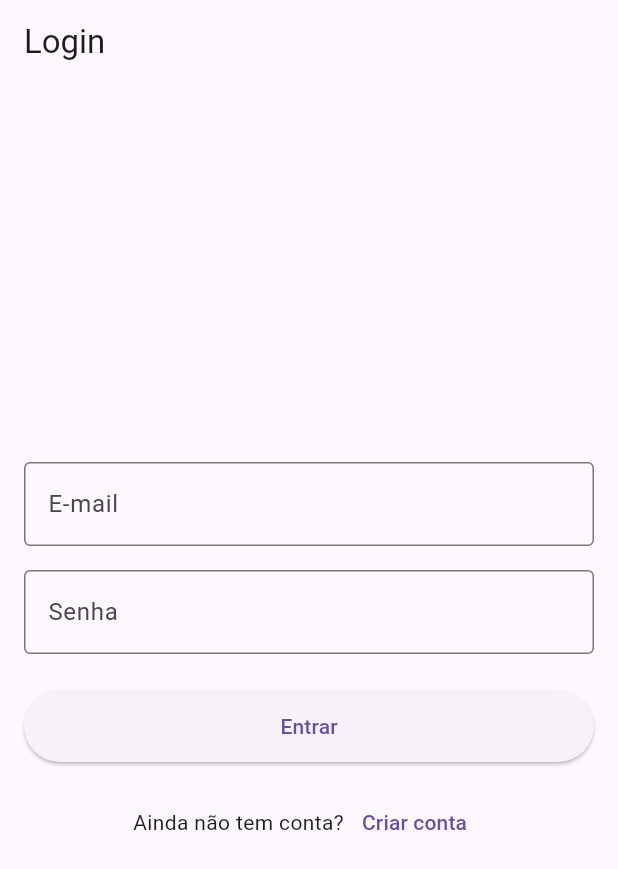
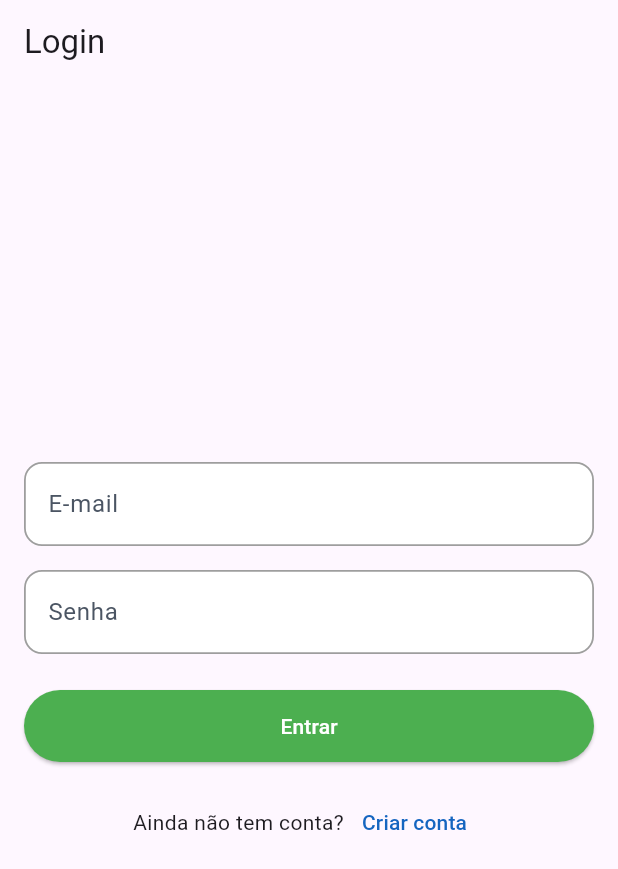
Before and after one commit to MarinaPI-S5/frontend, a Flutter app: the screen it shows after launch, on a phone screen of 412 x 824 dp. Shown: the top 869 px of the screen. Run offline on Flutter 3.47's test engine with Material 3 defaults, Android fonts, the phone set to English and light mode, and no system bars; our stand-ins replace dio, file_picker, flutter_secure_storage, font_awesome_flutter, mask_text_input_formatter.

Commit message:
ajustes visuais

```diff
--- a/lib/views/pages/agendamento_page.dart
+++ b/lib/views/pages/agendamento_page.dart
@@ -198,7 +198,7 @@ class _AgendamentoPageState extends State<AgendamentoPage> {
 
                 // Valor Total Dinâmico
                 Text(
-                  'VALOR TOTAL: R${_viewModel.valorTotal.toStringAsFixed(2).replaceAll('.', ',')}',
+                  "VALOR TOTAL: R\$ ${_viewModel.valorTotal.toStringAsFixed(2).replaceAll('.', ',')}",
                   style: const TextStyle(
                     fontSize: 18,
                     fontWeight: FontWeight.bold,
--- a/lib/views/pages/homeLogin_page.dart
+++ b/lib/views/pages/homeLogin_page.dart
@@ -19,6 +19,15 @@ class _LoginPageState extends State<LoginPage> {
 
   bool _isLoading = false;
   String? _errorMessage;
+
+  static const Color _boxFillColor = Color(0xFFFFFFFF);
+  static const Color _borderColor = Color(0xFF9E9E9E);
+  static const Color _focusedBorderColor = Color(0xFF1565C0);
+  static const Color _textColor = Color(0xFF111827);
+  static const Color _labelColor = Color(0xFF4B5563);
+  static const Color _primaryButtonColor = Colors.green;
+  static const Color _primaryButtonTextColor = Colors.white;
+  static const Color _secondaryTextColor = Color(0xFF1565C0);
 
   @override
   void dispose() {
@@ -62,6 +71,32 @@ class _LoginPageState extends State<LoginPage> {
     );
   }
 
+  InputDecoration _inputDecoration({required String label}) {
+    return InputDecoration(
+      labelText: label,
+      labelStyle: const TextStyle(color: _labelColor),
+      floatingLabelStyle: const TextStyle(color: _focusedBorderColor),
+      filled: true,
+      fillColor: _boxFillColor,
+      enabledBorder: OutlineInputBorder(
+        borderRadius: BorderRadius.circular(12),
+        borderSide: const BorderSide(color: _borderColor, width: 1.2),
+      ),
+      focusedBorder: OutlineInputBorder(
+        borderRadius: BorderRadius.circular(12),
+        borderSide: const BorderSide(color: _focusedBorderColor, width: 2),
+      ),
+      errorBorder: OutlineInputBorder(
+        borderRadius: BorderRadius.circular(12),
+        borderSide: const BorderSide(color: Colors.red, width: 1.5),
+      ),
+      focusedErrorBorder: OutlineInputBorder(
+        borderRadius: BorderRadius.circular(12),
+        borderSide: const BorderSide(color: Colors.red, width: 2),
+      ),
+    );
+  }
+
   @override
   Widget build(BuildContext context) {
     return Scaffold(
@@ -77,20 +112,18 @@ class _LoginPageState extends State<LoginPage> {
                 TextFormField(
                   controller: _emailController,
                   keyboardType: TextInputType.emailAddress,
-                  decoration: const InputDecoration(
-                    labelText: 'E-mail',
-                    border: OutlineInputBorder(),
-                  ),
+                  style: const TextStyle(color: _textColor, fontSize: 16),
+                  cursorColor: _focusedBorderColor,
+                  decoration: _inputDecoration(label: 'E-mail'),
                   validator: _viewModel.validateEmail,
                 ),
                 const SizedBox(height: 16),
                 TextFormField(
                   controller: _passwordController,
                   obscureText: true,
-                  decoration: const InputDecoration(
-                    labelText: 'Senha',
-                    border: OutlineInputBorder(),
-                  ),
+                  style: const TextStyle(color: _textColor, fontSize: 16),
+                  cursorColor: _focusedBorderColor,
+                  decoration: _inputDecoration(label: 'Senha'),
                   validator: _viewModel.validatePassword,
                 ),
                 if (_errorMessage != null) ...[
@@ -105,9 +138,20 @@ class _LoginPageState extends State<LoginPage> {
                   width: double.infinity,
                   height: 48,
                   child: ElevatedButton(
+                    style: ElevatedButton.styleFrom(
+                      backgroundColor: _primaryButtonColor,
+                      foregroundColor: _primaryButtonTextColor,
+                    ),
                     onPressed: _isLoading ? null : _submit,
                     child: _isLoading
-                        ? const CircularProgressIndicator()
+                        ? const SizedBox(
+                            width: 20,
+                            height: 20,
+                            child: CircularProgressIndicator(
+                              strokeWidth: 2,
+                              color: _primaryButtonTextColor,
+                            ),
+                          )
                         : const Text('Entrar'),
                   ),
                 ),
@@ -117,6 +161,9 @@ class _LoginPageState extends State<LoginPage> {
                   children: [
                     const Text('Ainda não tem conta?'),
                     TextButton(
+                      style: TextButton.styleFrom(
+                        foregroundColor: _secondaryTextColor,
+                      ),
                       onPressed: _isLoading ? null : _goToRegister,
                       child: const Text('Criar conta'),
                     ),
```
